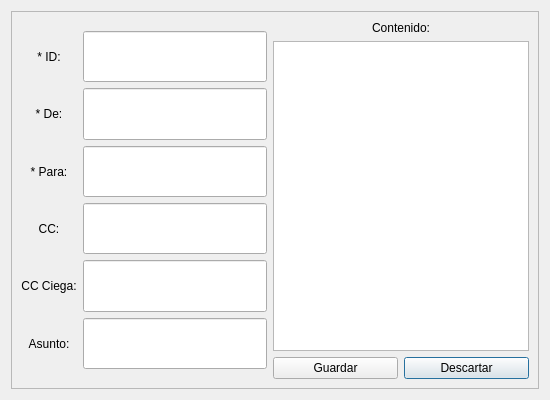
Qt form agregar.ui (roblescristian4722/lector_correo) before a commit.
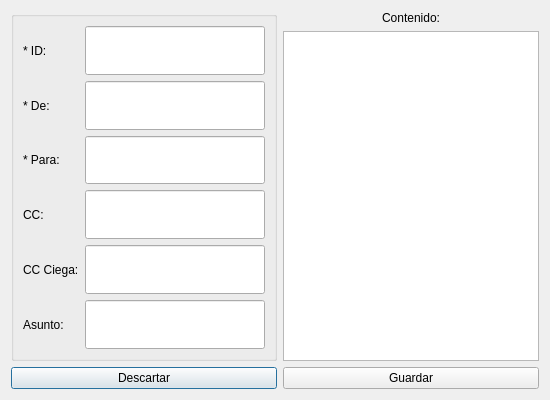
The same form after that commit.

```diff
--- a/agregar.ui
+++ b/agregar.ui
@@ -13,198 +13,179 @@
   <property name="windowTitle">
    <string>Dialog</string>
   </property>
-  <layout class="QGridLayout" name="gridLayout">
+  <layout class="QGridLayout" name="gridLayout_2">
+   <item row="0" column="1" colspan="2">
+    <layout class="QVBoxLayout" name="verticalLayout">
+     <item>
+      <widget class="QLabel" name="contenido">
+       <property name="text">
+        <string>Contenido:</string>
+       </property>
+       <property name="alignment">
+        <set>Qt::AlignCenter</set>
+       </property>
+      </widget>
+     </item>
+     <item>
+      <widget class="QPlainTextEdit" name="contenido_caja"/>
+     </item>
+    </layout>
+   </item>
    <item row="0" column="0">
-    <widget class="QFrame" name="frame">
-     <property name="frameShape">
-      <enum>QFrame::StyledPanel</enum>
+    <widget class="QGroupBox" name="groupBoxLineEdits">
+     <property name="title">
+      <string/>
      </property>
-     <property name="frameShadow">
-      <enum>QFrame::Raised</enum>
-     </property>
-     <layout class="QGridLayout" name="gridLayout_2">
-      <item row="2" column="3">
-       <widget class="QPushButton" name="descartar">
+     <layout class="QGridLayout" name="gridLayout">
+      <item row="7" column="1">
+       <widget class="QLineEdit" name="copiaCarbon_linea">
         <property name="sizePolicy">
-         <sizepolicy hsizetype="Minimum" vsizetype="Preferred">
+         <sizepolicy hsizetype="Expanding" vsizetype="Preferred">
           <horstretch>0</horstretch>
           <verstretch>0</verstretch>
          </sizepolicy>
         </property>
+       </widget>
+      </item>
+      <item row="4" column="0">
+       <widget class="QLabel" name="rem">
         <property name="text">
-         <string>Descartar</string>
+         <string>* De:</string>
         </property>
+        <property name="alignment">
+         <set>Qt::AlignLeading|Qt::AlignLeft|Qt::AlignVCenter</set>
+        </property>
        </widget>
       </item>
-      <item row="0" column="2" colspan="2">
-       <widget class="QLabel" name="contenido">
+      <item row="5" column="1">
+       <widget class="QLineEdit" name="des_linea">
+        <property name="sizePolicy">
+         <sizepolicy hsizetype="Expanding" vsizetype="Preferred">
+          <horstretch>0</horstretch>
+          <verstretch>0</verstretch>
+         </sizepolicy>
+        </property>
+       </widget>
+      </item>
+      <item row="9" column="1">
+       <widget class="QLineEdit" name="asunto_linea">
+        <property name="sizePolicy">
+         <sizepolicy hsizetype="Preferred" vsizetype="Preferred">
+          <horstretch>0</horstretch>
+          <verstretch>0</verstretch>
+         </sizepolicy>
+        </property>
+       </widget>
+      </item>
+      <item row="4" column="1">
+       <widget class="QLineEdit" name="rem_linea">
+        <property name="sizePolicy">
+         <sizepolicy hsizetype="Expanding" vsizetype="Preferred">
+          <horstretch>0</horstretch>
+          <verstretch>0</verstretch>
+         </sizepolicy>
+        </property>
+       </widget>
+      </item>
+      <item row="7" column="0">
+       <widget class="QLabel" name="copiaCarbon">
         <property name="text">
-         <string>Contenido:</string>
+         <string>CC:</string>
         </property>
         <property name="alignment">
-         <set>Qt::AlignCenter</set>
+         <set>Qt::AlignLeading|Qt::AlignLeft|Qt::AlignVCenter</set>
         </property>
        </widget>
       </item>
-      <item row="2" column="2">
-       <widget class="QPushButton" name="guardar">
+      <item row="8" column="1">
+       <widget class="QLineEdit" name="copiaCarbonCiega_linea">
         <property name="sizePolicy">
-         <sizepolicy hsizetype="Minimum" vsizetype="Preferred">
+         <sizepolicy hsizetype="Expanding" vsizetype="Preferred">
           <horstretch>0</horstretch>
           <verstretch>0</verstretch>
          </sizepolicy>
         </property>
+       </widget>
+      </item>
+      <item row="5" column="0">
+       <widget class="QLabel" name="des">
         <property name="text">
-         <string>Guardar</string>
+         <string>* Para:</string>
         </property>
+        <property name="alignment">
+         <set>Qt::AlignLeading|Qt::AlignLeft|Qt::AlignVCenter</set>
+        </property>
        </widget>
       </item>
-      <item row="0" column="1" rowspan="3">
-       <layout class="QVBoxLayout" name="verticalLayout">
-        <property name="topMargin">
-         <number>10</number>
+      <item row="8" column="0">
+       <widget class="QLabel" name="copiaCarbonCiega">
+        <property name="text">
+         <string>CC Ciega:</string>
         </property>
-        <property name="bottomMargin">
-         <number>10</number>
+        <property name="alignment">
+         <set>Qt::AlignLeading|Qt::AlignLeft|Qt::AlignVCenter</set>
         </property>
-        <item>
-         <widget class="QLineEdit" name="id_linea">
-          <property name="sizePolicy">
-           <sizepolicy hsizetype="Expanding" vsizetype="Preferred">
-            <horstretch>0</horstretch>
-            <verstretch>0</verstretch>
-           </sizepolicy>
-          </property>
-         </widget>
-        </item>
-        <item>
-         <widget class="QLineEdit" name="rem_linea">
-          <property name="sizePolicy">
-           <sizepolicy hsizetype="Expanding" vsizetype="Preferred">
-            <horstretch>0</horstretch>
-            <verstretch>0</verstretch>
-           </sizepolicy>
-          </property>
-         </widget>
-        </item>
-        <item>
-         <widget class="QLineEdit" name="des_linea">
-          <property name="sizePolicy">
-           <sizepolicy hsizetype="Expanding" vsizetype="Preferred">
-            <horstretch>0</horstretch>
-            <verstretch>0</verstretch>
-           </sizepolicy>
-          </property>
-         </widget>
-        </item>
-        <item>
-         <widget class="QLineEdit" name="copiaCarbon_linea">
-          <property name="sizePolicy">
-           <sizepolicy hsizetype="Expanding" vsizetype="Preferred">
-            <horstretch>0</horstretch>
-            <verstretch>0</verstretch>
-           </sizepolicy>
-          </property>
-         </widget>
-        </item>
-        <item>
-         <widget class="QLineEdit" name="copiaCarbonCiega_linea">
-          <property name="sizePolicy">
-           <sizepolicy hsizetype="Expanding" vsizetype="Preferred">
-            <horstretch>0</horstretch>
-            <verstretch>0</verstretch>
-           </sizepolicy>
-          </property>
-         </widget>
-        </item>
-        <item>
-         <widget class="QLineEdit" name="asunto_linea">
-          <property name="sizePolicy">
-           <sizepolicy hsizetype="Preferred" vsizetype="Preferred">
-            <horstretch>0</horstretch>
-            <verstretch>0</verstretch>
-           </sizepolicy>
-          </property>
-         </widget>
-        </item>
-       </layout>
+       </widget>
       </item>
-      <item row="0" column="0" rowspan="3">
-       <layout class="QVBoxLayout" name="verticalLayout_2">
-        <property name="topMargin">
-         <number>10</number>
+      <item row="2" column="0">
+       <widget class="QLabel" name="id">
+        <property name="text">
+         <string>* ID:</string>
         </property>
-        <property name="bottomMargin">
-         <number>10</number>
+        <property name="alignment">
+         <set>Qt::AlignLeading|Qt::AlignLeft|Qt::AlignVCenter</set>
         </property>
-        <item>
-         <widget class="QLabel" name="id">
-          <property name="text">
-           <string>* ID:</string>
-          </property>
-          <property name="alignment">
-           <set>Qt::AlignCenter</set>
-          </property>
-         </widget>
-        </item>
-        <item>
-         <widget class="QLabel" name="rem">
-          <property name="text">
-           <string>* De:</string>
-          </property>
-          <property name="alignment">
-           <set>Qt::AlignCenter</set>
-          </property>
-         </widget>
-        </item>
-        <item>
-         <widget class="QLabel" name="des">
-          <property name="text">
-           <string>* Para:</string>
-          </property>
-          <property name="alignment">
-           <set>Qt::AlignCenter</set>
-          </property>
-         </widget>
-        </item>
-        <item>
-         <widget class="QLabel" name="copiaCarbon">
-          <property name="text">
-           <string>CC:</string>
-          </property>
-          <property name="alignment">
-           <set>Qt::AlignCenter</set>
-          </property>
-         </widget>
-        </item>
-        <item>
-         <widget class="QLabel" name="copiaCarbonCiega">
-          <property name="text">
-           <string>CC Ciega:</string>
-          </property>
-          <property name="alignment">
-           <set>Qt::AlignCenter</set>
-          </property>
-         </widget>
-        </item>
-        <item>
-         <widget class="QLabel" name="asunto">
-          <property name="text">
-           <string>Asunto:</string>
-          </property>
-          <property name="alignment">
-           <set>Qt::AlignCenter</set>
-          </property>
-         </widget>
-        </item>
-       </layout>
+       </widget>
       </item>
-      <item row="1" column="2" colspan="2">
-       <widget class="QPlainTextEdit" name="contenido_caja"/>
+      <item row="9" column="0">
+       <widget class="QLabel" name="asunto">
+        <property name="text">
+         <string>Asunto:</string>
+        </property>
+        <property name="alignment">
+         <set>Qt::AlignLeading|Qt::AlignLeft|Qt::AlignVCenter</set>
+        </property>
+       </widget>
+      </item>
+      <item row="2" column="1">
+       <widget class="QLineEdit" name="id_linea">
+        <property name="sizePolicy">
+         <sizepolicy hsizetype="Expanding" vsizetype="Preferred">
+          <horstretch>0</horstretch>
+          <verstretch>0</verstretch>
+         </sizepolicy>
+        </property>
+       </widget>
       </item>
      </layout>
     </widget>
    </item>
+   <item row="1" column="0">
+    <widget class="QPushButton" name="descartar">
+     <property name="sizePolicy">
+      <sizepolicy hsizetype="Minimum" vsizetype="Preferred">
+       <horstretch>0</horstretch>
+       <verstretch>0</verstretch>
+      </sizepolicy>
+     </property>
+     <property name="text">
+      <string>Descartar</string>
+     </property>
+    </widget>
+   </item>
+   <item row="1" column="1" colspan="2">
+    <widget class="QPushButton" name="guardar">
+     <property name="sizePolicy">
+      <sizepolicy hsizetype="Minimum" vsizetype="Preferred">
+       <horstretch>0</horstretch>
+       <verstretch>0</verstretch>
+      </sizepolicy>
+     </property>
+     <property name="text">
+      <string>Guardar</string>
+     </property>
+    </widget>
+   </item>
   </layout>
  </widget>
  <resources/>
```
Left out of the diff: 11 changed lines with no effect on the pictures.
